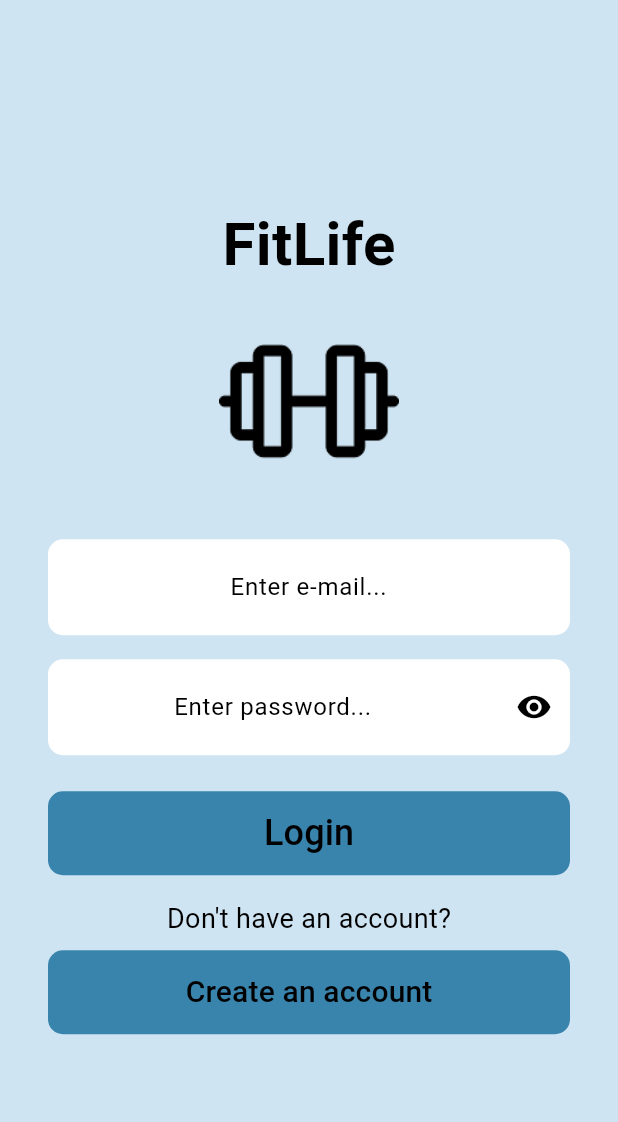
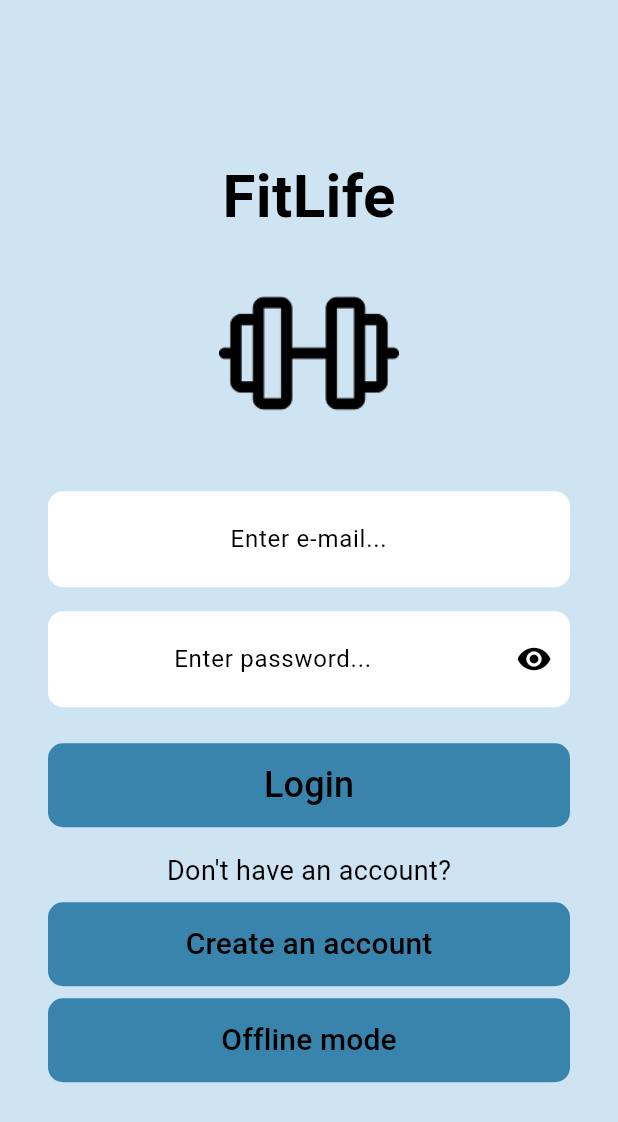
Before and after one commit to Islam-Kotov/MTAA_frontend, a Flutter app: the screen it shows after launch, on a phone screen of 412 x 824 dp. Shown: the top 1122 px of the screen. Run offline on Flutter 3.47's test engine with Material 3 defaults, Android fonts, the phone set to English and light mode, and no system bars; our stand-ins replace google_maps_flutter, image_picker, location, pedometer, sensors_plus, shared_preferences.

Commit message:
Offline mode

```diff
--- a/lib/screens/authorization_screen.dart
+++ b/lib/screens/authorization_screen.dart
@@ -67,7 +67,7 @@ class _AuthorizationScreenState extends State<AuthorizationScreen> {
   Widget _buildMobileLayout() {
     return Center(
       child: SingleChildScrollView(
-        padding: const EdgeInsets.symmetric(horizontal: 32, vertical: 32),
+        padding: const EdgeInsets.symmetric(horizontal: 32, vertical: 20),
         child: Column(
           children: [
             const Text('FitLife',
@@ -211,6 +211,24 @@ class _AuthorizationScreenState extends State<AuthorizationScreen> {
           child: const Text('Create an account',
               style: TextStyle(fontSize: 20, color: Colors.black)),
         ),
+        const SizedBox(height: 8),
+        FilledButton(
+          style: ElevatedButton.styleFrom(
+            backgroundColor: const Color.fromRGBO(57, 132, 173, 1),
+            minimumSize: const Size.fromHeight(56),
+            shape: RoundedRectangleBorder(
+              borderRadius: BorderRadius.circular(10),
+            ),
+          ),
+          onPressed: () {
+            Navigator.pushReplacement(
+              context,
+              MaterialPageRoute(builder: (context) => const HomeScreen()),
+            );
+          },
+          child: const Text('Offline mode',
+              style: TextStyle(fontSize: 20, color: Colors.black)),
+        ),
       ],
     );
   }
```
Also changed, not shown: lib/screens/profile_screen.dart (+25 -1 lines).
